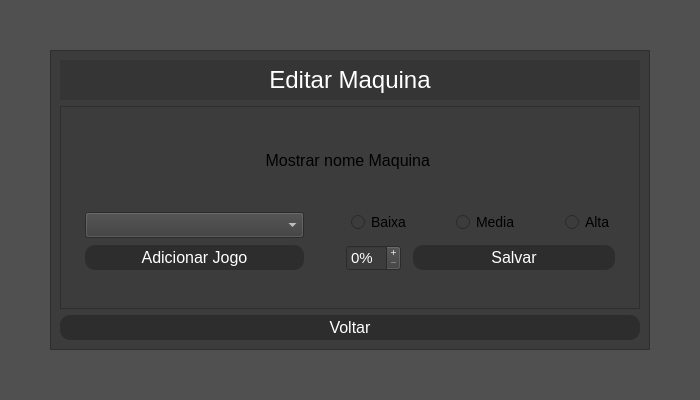
Old version of the form untitled.ui in the repository paolahoff/eng-software-tp-etapa2.
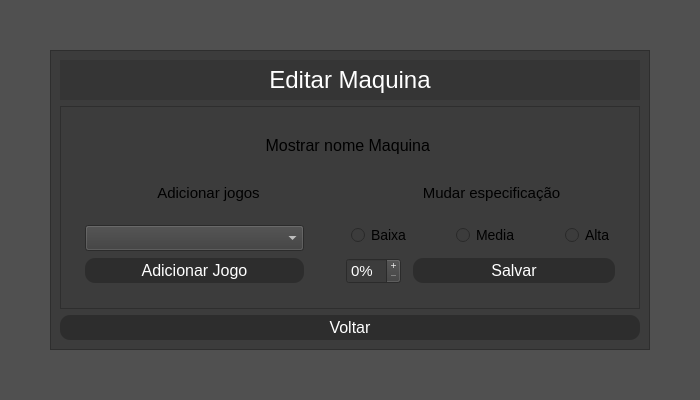
New version of the form. The open tabs and pages were chosen to show the change.

Diff of the .ui file:
```diff
--- a/untitled.ui
+++ b/untitled.ui
@@ -2048,6 +2048,36 @@
                    </property>
                   </widget>
                  </item>
+                 <item>
+                  <layout class="QHBoxLayout" name="horizontalLayout_49">
+                   <item>
+                    <widget class="QLabel" name="label_26">
+                     <property name="maximumSize">
+                      <size>
+                       <width>16777215</width>
+                       <height>25</height>
+                      </size>
+                     </property>
+                     <property name="text">
+                      <string>&lt;html&gt;&lt;head/&gt;&lt;body&gt;&lt;p align=&quot;center&quot;&gt;&lt;span style=&quot; font-size:11pt;&quot;&gt;Adicionar jogos&lt;/span&gt;&lt;/p&gt;&lt;/body&gt;&lt;/html&gt;</string>
+                     </property>
+                    </widget>
+                   </item>
+                   <item>
+                    <widget class="QLabel" name="label_27">
+                     <property name="maximumSize">
+                      <size>
+                       <width>16777215</width>
+                       <height>25</height>
+                      </size>
+                     </property>
+                     <property name="text">
+                      <string>&lt;html&gt;&lt;head/&gt;&lt;body&gt;&lt;p align=&quot;center&quot;&gt;&lt;span style=&quot; font-size:11pt;&quot;&gt;Mudar especificação&lt;/span&gt;&lt;/p&gt;&lt;/body&gt;&lt;/html&gt;</string>
+                     </property>
+                    </widget>
+                   </item>
+                  </layout>
+                 </item>
                  <item>
                   <layout class="QHBoxLayout" name="horizontalLayout_25">
                    <property name="spacing">
```
Left out of the diff: 48 changed lines with no effect on the pictures. Lines whose indentation alone changed are shown as unchanged.
